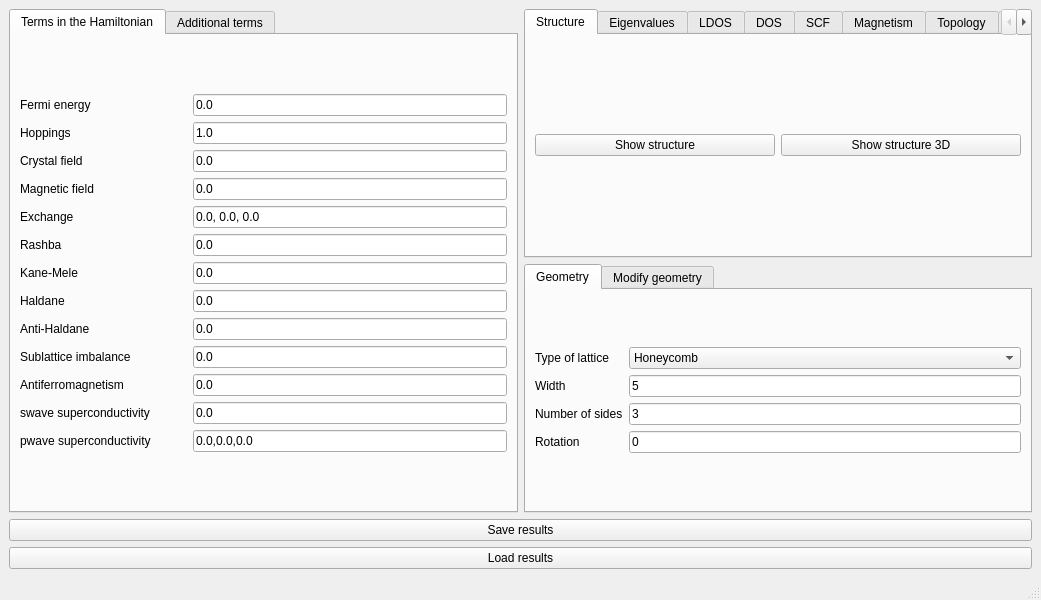
Above: interface-pyqt/0d/interface.ui from joselado/quantum-lattice before the change. Below: the same form after it.
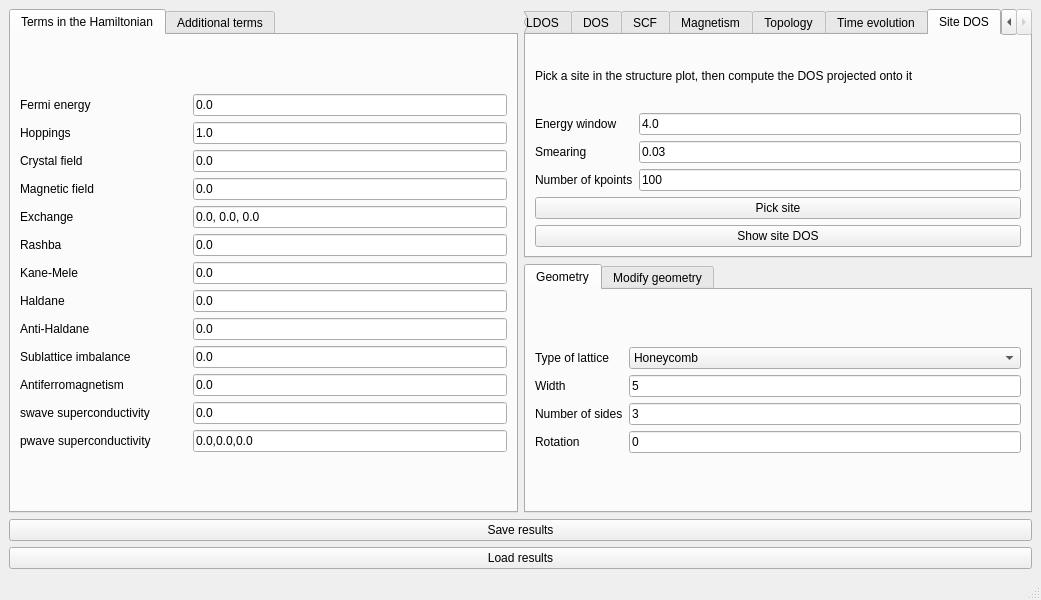
That is the form after the change. The open tabs and pages were chosen to show the change. Custom widgets are drawn as their Qt base class.

Commit message: Add a "Site DOS" feature: pick a site, plot the DOS projected onto it

```diff
--- a/interface-pyqt/0d/interface.ui
+++ b/interface-pyqt/0d/interface.ui
@@ -1170,6 +1170,86 @@
         </item>
        </layout>
       </widget>
+      <widget class="QWidget" name="tab_site_dos">
+       <attribute name="title">
+        <string>Site DOS</string>
+       </attribute>
+       <layout class="QVBoxLayout" name="verticalLayout_site_dos">
+        <item>
+         <widget class="BodyLabel" name="label_site_dos_info">
+          <property name="text">
+           <string>Pick a site in the structure plot, then compute the DOS projected onto it</string>
+          </property>
+          <property name="wordWrap">
+           <bool>true</bool>
+          </property>
+         </widget>
+        </item>
+        <item>
+         <layout class="QGridLayout" name="gridLayout_site_dos">
+          <item row="0" column="0">
+           <widget class="BodyLabel" name="label_site_dos_ewindow">
+            <property name="text">
+             <string>Energy window</string>
+            </property>
+           </widget>
+          </item>
+          <item row="0" column="1">
+           <widget class="LineEdit" name="site_dos_ewindow">
+            <property name="text">
+             <string>4.0</string>
+            </property>
+           </widget>
+          </item>
+          <item row="1" column="0">
+           <widget class="BodyLabel" name="label_site_dos_delta">
+            <property name="text">
+             <string>Smearing</string>
+            </property>
+           </widget>
+          </item>
+          <item row="1" column="1">
+           <widget class="LineEdit" name="site_dos_delta">
+            <property name="text">
+             <string>0.03</string>
+            </property>
+           </widget>
+          </item>
+          <item row="2" column="0">
+           <widget class="BodyLabel" name="label_site_dos_nk">
+            <property name="text">
+             <string>Number of kpoints</string>
+            </property>
+           </widget>
+          </item>
+          <item row="2" column="1">
+           <widget class="LineEdit" name="site_dos_nk">
+            <property name="text">
+             <string>100</string>
+            </property>
+           </widget>
+          </item>
+         </layout>
+        </item>
+        <item>
+         <widget class="PushButton" name="select_site_dos">
+          <property name="toolTip">
+           <string>Click a site in the structure plot to select it</string>
+          </property>
+          <property name="text">
+           <string>Pick site</string>
+          </property>
+         </widget>
+        </item>
+        <item>
+         <widget class="PushButton" name="show_site_dos">
+          <property name="text">
+           <string>Show site DOS</string>
+          </property>
+         </widget>
+        </item>
+       </layout>
+      </widget>
      </widget>
     </item>
     <item row="2" column="0" colspan="2">
```
Left out of the diff: 38 changed lines with no effect on the pictures. Lines whose indentation alone changed are shown as unchanged. The commit also changes 30 other files.
